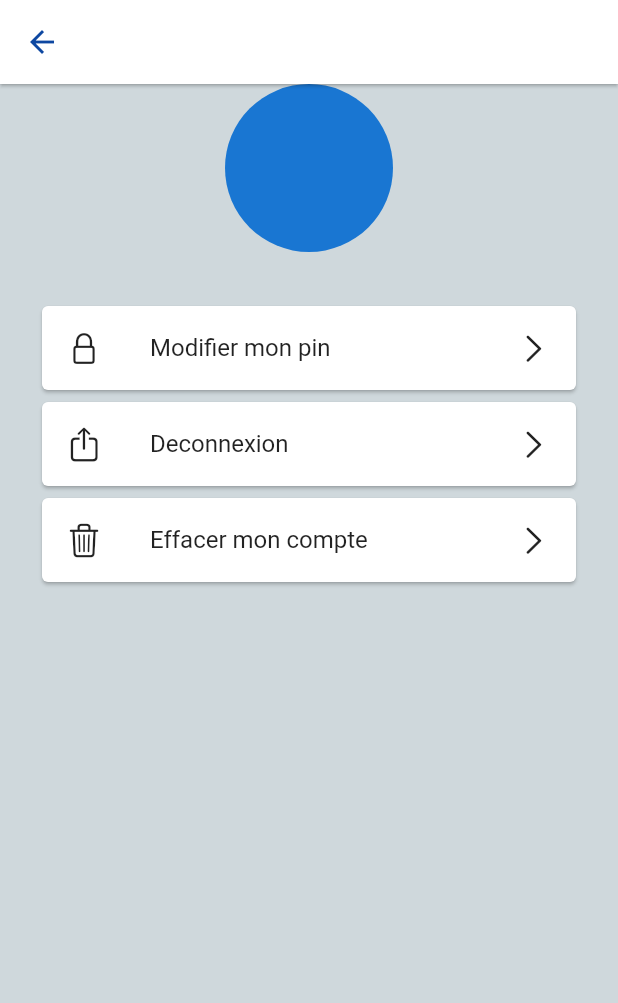
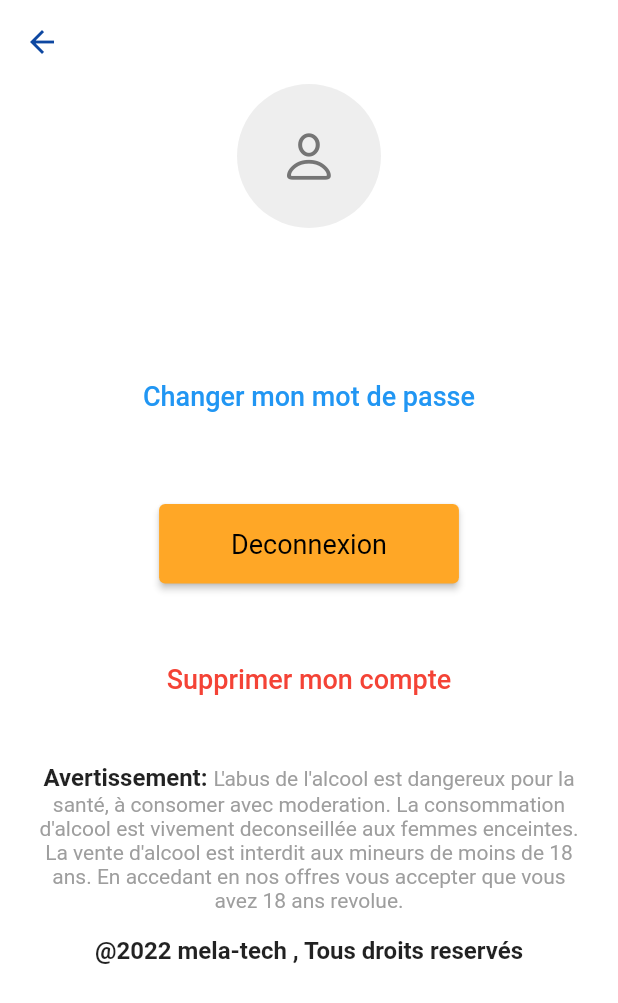
Before and after one commit to MELA-TRANSACTION/mela, a Flutter app: the ProfilePage screen opened directly, on a phone screen of 412 x 824 dp. Shown: the top 1003 px of the screen. Run offline on Flutter 3.47's test engine with Material 2 defaults, Android fonts, the phone set to English and light mode, and no system bars; our stand-ins replace bloc, dartz, equatable, firebase_auth, firebase_core, flutter_bloc and 5 more; missing offline and left inert: mela_service; accounts and stored records are empty.

Commit message:
Desinging profile ecounte done

```diff
--- a/lib/main.dart
+++ b/lib/main.dart
@@ -95,6 +95,17 @@ class MyApp extends StatelessWidget {
               labelStyle: const TextStyle(color: Colors.white),
               prefixIconColor: Colors.white,
             ),
+            elevatedButtonTheme: ElevatedButtonThemeData(
+              style: ElevatedButton.styleFrom(
+                primary: Colors.orange[400],
+                textStyle: const TextStyle(
+                  color: Colors.black,
+                  fontSize: 16,
+                ),
+                padding:
+                    const EdgeInsets.symmetric(vertical: 16, horizontal: 48),
+              ),
+            ),
             appBarTheme: AppBarTheme(
               elevation: 0.9,
               color: Colors.white,
--- a/lib/screens/pages/account_page.dart
+++ b/lib/screens/pages/account_page.dart
@@ -7,6 +7,7 @@ import 'package:mela/components/trans_tile.dart';
 import 'package:mela/models/product.dart';
 import 'package:mela/models/trans_mela.dart';
 import 'package:mela/screens/distributorScreen.dart';
+import 'package:mela/screens/pages/profile_page.dart';
 
 class AccountPage extends StatefulWidget {
   const AccountPage({Key? key}) : super(key: key);
@@ -49,7 +50,14 @@ class _AccountPageState extends State<AccountPage> {
                               ),
                             ),
                             IconButton(
-                              onPressed: () {},
+                              onPressed: () {
+                                Navigator.of(context).push(
+                                  MaterialPageRoute(
+                                    builder: (context) => const ProfilePage(),
+                                    fullscreenDialog: true,
+                                  ),
+                                );
+                              },
                               icon: const Icon(
                                 CupertinoIcons.person,
                               ),
--- a/lib/screens/pages/profile_page.dart
+++ b/lib/screens/pages/profile_page.dart
@@ -9,13 +9,23 @@ class ProfilePage extends StatelessWidget {
   @override
   Widget build(BuildContext context) {
     return Scaffold(
-        appBar: AppBar(),
-        body: Container(
-          width: MediaQuery.of(context).size.width,
-          padding: const EdgeInsets.symmetric(horizontal: 24),
-          child: Column(children: [
-            const CircleAvatar(
-              radius: 56,
+      appBar: AppBar(
+        elevation: 0,
+      ),
+      backgroundColor: Colors.white,
+      body: Container(
+        width: MediaQuery.of(context).size.width,
+        padding: const EdgeInsets.symmetric(horizontal: 24),
+        child: Column(
+          children: [
+            CircleAvatar(
+              radius: 48,
+              backgroundColor: Colors.grey[200],
+              child: Icon(
+                CupertinoIcons.person,
+                size: 40,
+                color: Colors.grey.shade600,
+              ),
             ),
             const SizedBox(
               height: 16,
@@ -28,15 +38,15 @@ class ProfilePage extends StatelessWidget {
                     children: [
                       Text(
                         "${user.name} ",
-                        style: const TextStyle(
-                          color: Colors.white,
+                        style: TextStyle(
+                          color: Colors.grey.shade800,
                           fontSize: 32,
                         ),
                       ),
                       Text(
                         "${user.phone} ",
-                        style: const TextStyle(
-                          color: Colors.white,
+                        style: TextStyle(
+                          color: Colors.grey.shade600,
                           fontSize: 20,
                         ),
                       ),
@@ -47,32 +57,75 @@ class ProfilePage extends StatelessWidget {
               },
             ),
             const SizedBox(
+              height: 72,
+            ),
+            TextButton(
+              onPressed: () {},
+              child: const Text(
+                "Changer mon mot de passe",
+                style: TextStyle(fontSize: 18),
+              ),
+            ),
+            const SizedBox(
+              height: 48,
+            ),
+            ElevatedButton(
+              onPressed: () {},
+              child: const Text(
+                "Deconnexion",
+                style: TextStyle(
+                  color: Colors.black,
+                  fontSize: 18,
+                ),
+              ),
+            ),
+            const SizedBox(
+              height: 40,
+            ),
+            TextButton(
+              onPressed: () {},
+              child: const Text(
+                "Supprimer mon compte",
+                style: TextStyle(color: Colors.red, fontSize: 18),
+              ),
+            ),
+            const SizedBox(
+              height: 32,
+            ),
+            Text.rich(
+              TextSpan(
+                children: [
+                  const TextSpan(
+                    text: "Avertissement: ",
+                    style: TextStyle(
+                      fontSize: 16,
+                      fontWeight: FontWeight.w700,
+                    ),
+                  ),
+                  TextSpan(
+                    text:
+                        "L'abus de l'alcool est dangereux pour la santé, à consomer avec moderation."
+                        " La consommation d'alcool est vivement deconseillée aux femmes enceintes."
+                        " La vente d'alcool est interdit aux mineurs de moins de 18 ans."
+                        " En accedant en nos offres vous accepter que vous avez 18 ans revolue.",
+                    style: TextStyle(
+                      color: Colors.grey[500],
+                    ),
+                  ),
+                ],
+              ),
+              textAlign: TextAlign.center,
+            ),
+            const SizedBox(
               height: 16,
             ),
-            const Card(
-              child: ListTile(
-                title: Text("Modifier mon pin"),
-                leading: Icon(CupertinoIcons.lock),
-                trailing: Icon(CupertinoIcons.chevron_right),
-              ),
-            ),
-            const Card(
-              child: ListTile(
-                title: Text("Deconnexion"),
-                leading: Icon(CupertinoIcons.share),
-                trailing: Icon(CupertinoIcons.chevron_right),
-              ),
-            ),
-            const Card(
-              child: ListTile(
-                title: Text(
-                  "Effacer mon compte",
-                ),
-                leading: Icon(CupertinoIcons.delete),
-                trailing: Icon(CupertinoIcons.chevron_right),
-              ),
+            Text(
+              "@2022 mela-tech , Tous droits reservés",
+              style: TextStyle(fontWeight: FontWeight.w600, fontSize: 16),
             )
-          ]),
-        ));
+          ],
+        ),
+      ),
+    );
   }
 }
```
